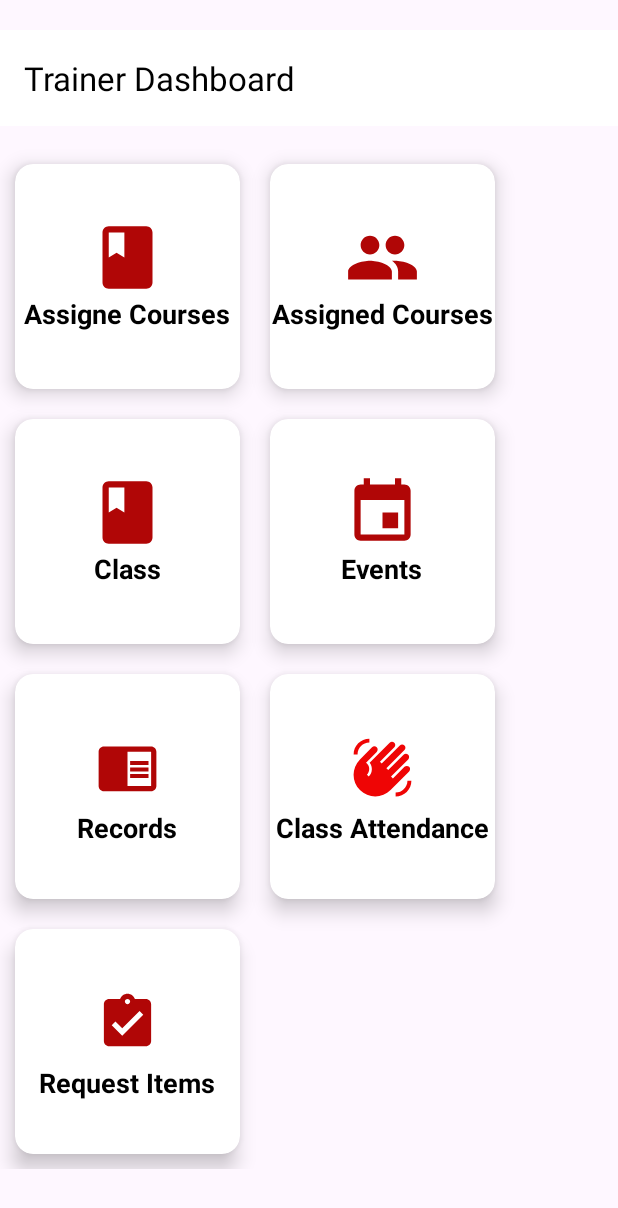
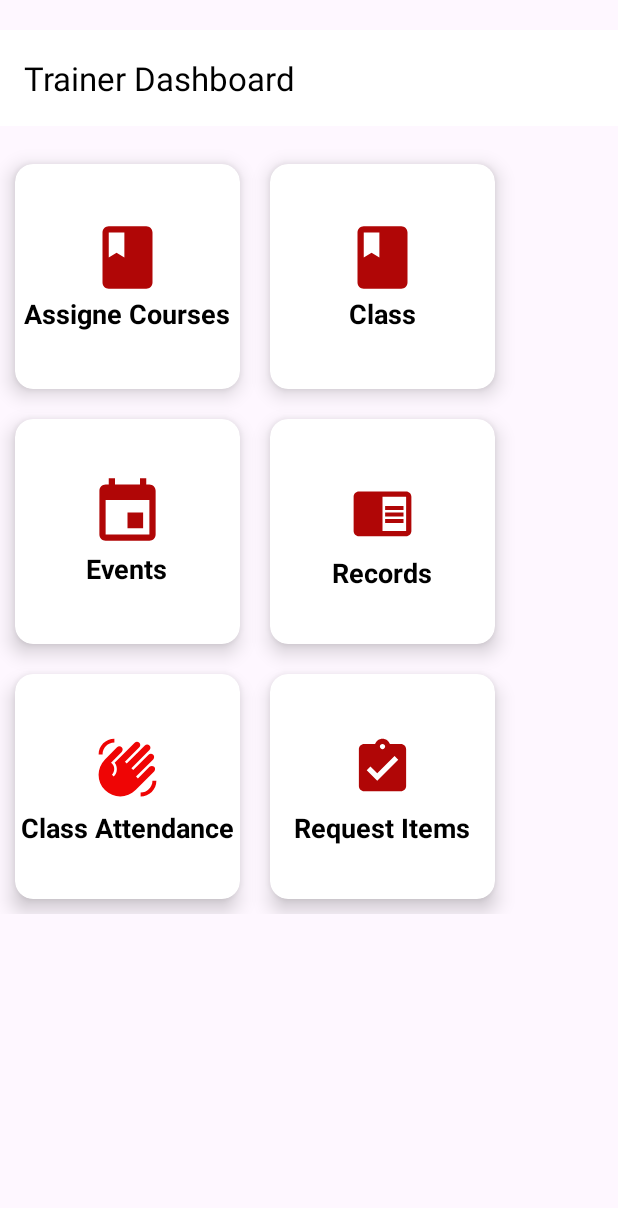
Before and after one commit to kiptoo-4141/KRCS-1, an Android app: the Trainer screen opened directly, with no data from a screen before it, on a phone screen of 412 x 824 dp. Shown: the top 1208 px of the screen. Run offline under Robolectric (Android 15) with nearby library versions, the phone set to English and light mode, and no system bars; our stand-ins replace Firebase (no records; nobody signed in at launch, a user with empty details on screens opened directly).

Commit message:
commit-2

```diff
--- a/app/src/main/java/com/kenyaredcross/activity/Trainer.java
+++ b/app/src/main/java/com/kenyaredcross/activity/Trainer.java
@@ -72,14 +72,14 @@ public class Trainer extends AppCompatActivity implements NavigationView.OnNavig
             }
         });
 
-        students = findViewById(R.id.studentsCard);
-        students.setOnClickListener(new View.OnClickListener() {
-            @Override
-            public void onClick(View view) {
-                Intent intent = new Intent(Trainer.this, MyStudentsActivity.class);
-                startActivity(intent);
-            }
-        });
+//        students = findViewById(R.id.studentsCard);
+//        students.setOnClickListener(new View.OnClickListener() {
+//            @Override
+//            public void onClick(View view) {
+//                Intent intent = new Intent(Trainer.this, MyStudentsActivity.class);
+//                startActivity(intent);
+//            }
+//        });
 
         // Initialize drawer layout and navigation view
         drawerLayout = findViewById(R.id.main);
--- a/app/src/main/res/layout/activity_trainer.xml
+++ b/app/src/main/res/layout/activity_trainer.xml
@@ -79,36 +79,36 @@
                         android:textStyle="bold" />
                 </LinearLayout>
             </androidx.cardview.widget.CardView>
-            <androidx.cardview.widget.CardView
-                android:id="@+id/studentsCard"
-                android:layout_width="150dp"
-                android:layout_height="150dp"
-                android:backgroundTint="@color/white"
-                android:layout_margin="10dp"
-                android:background="@color/cardview_dark_background"
-                app:cardCornerRadius="12dp"
-                app:cardElevation="8dp">
+<!--            <androidx.cardview.widget.CardView-->
+<!--                android:id="@+id/studentsCard"-->
+<!--                android:layout_width="150dp"-->
+<!--                android:layout_height="150dp"-->
+<!--                android:backgroundTint="@color/white"-->
+<!--                android:layout_margin="10dp"-->
+<!--                android:background="@color/cardview_dark_background"-->
+<!--                app:cardCornerRadius="12dp"-->
+<!--                app:cardElevation="8dp">-->
 
-                <LinearLayout
-                    android:layout_width="match_parent"
-                    android:layout_height="match_parent"
-                    android:orientation="vertical"
-                    android:gravity="center">
+<!--                <LinearLayout-->
+<!--                    android:layout_width="match_parent"-->
+<!--                    android:layout_height="match_parent"-->
+<!--                    android:orientation="vertical"-->
+<!--                    android:gravity="center">-->
 
-                    <ImageView
-                        android:layout_width="50dp"
-                        android:layout_height="50dp"
-                        android:src="@drawable/baseline_people_24" />
+<!--                    <ImageView-->
+<!--                        android:layout_width="50dp"-->
+<!--                        android:layout_height="50dp"-->
+<!--                        android:src="@drawable/baseline_people_24" />-->
 
-                    <TextView
-                        android:layout_width="wrap_content"
-                        android:layout_height="wrap_content"
-                        android:text="Assigned Courses"
-                        android:textSize="18sp"
-                        android:textColor="@color/black"
-                        android:textStyle="bold" />
-                </LinearLayout>
-            </androidx.cardview.widget.CardView>
+<!--                    <TextView-->
+<!--                        android:layout_width="wrap_content"-->
+<!--                        android:layout_height="wrap_content"-->
+<!--                        android:text="Assigned Courses"-->
+<!--                        android:textSize="18sp"-->
+<!--                        android:textColor="@color/black"-->
+<!--                        android:textStyle="bold" />-->
+<!--                </LinearLayout>-->
+<!--            </androidx.cardview.widget.CardView>-->
 
             <!-- Card 2: Info -->
             <androidx.cardview.widget.CardView
```
